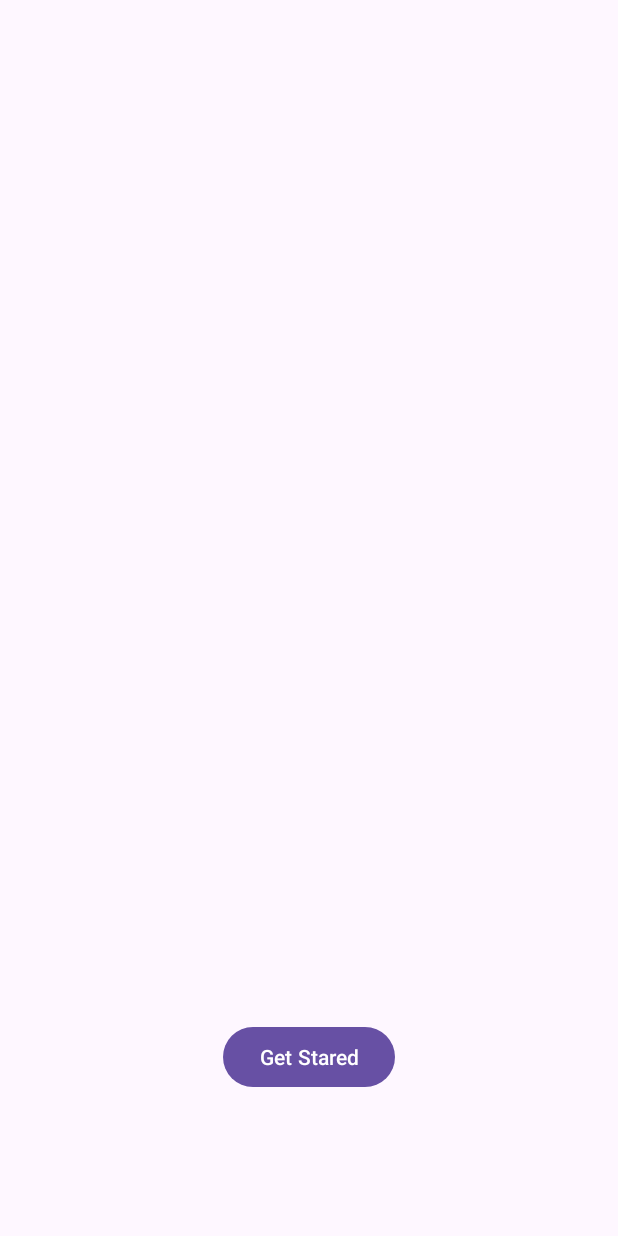
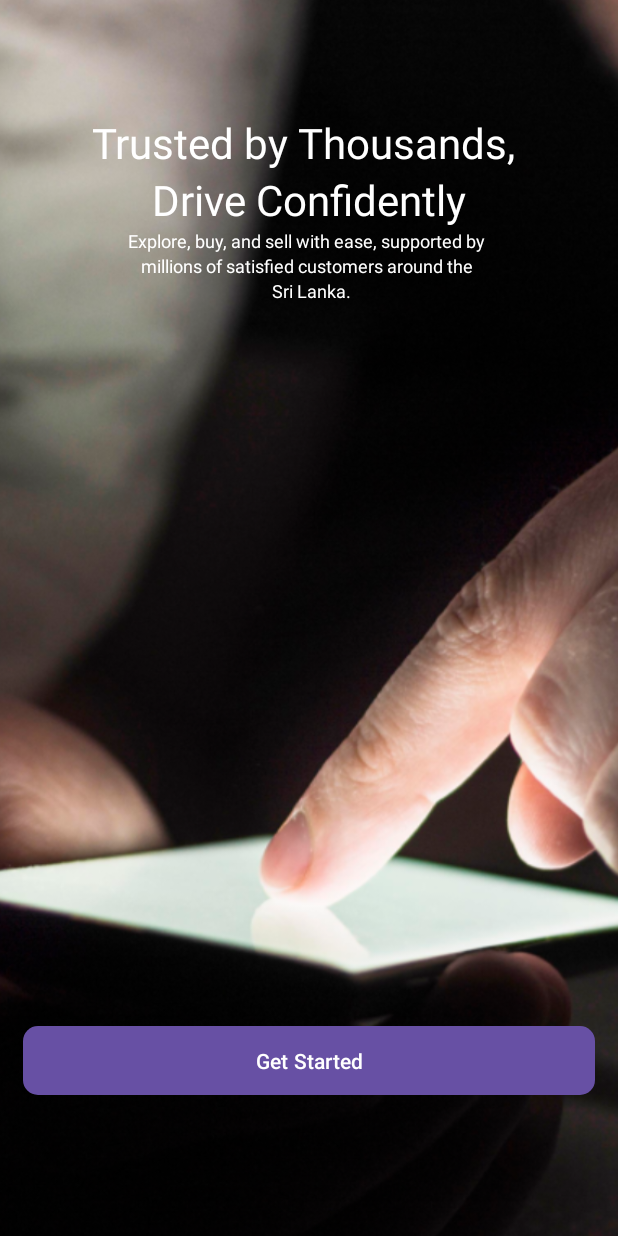
Before and after one commit to Sudharaka200/ScanShield-mobile-app, an Android app: the get_started3 screen opened directly, with no data from a screen before it, on a phone screen of 412 x 824 dp. Run offline under Robolectric (Android 15) with nearby library versions, the phone set to English and light mode, and no system bars.

Commit message:
navigations done - till login

```diff
--- a/app/src/main/java/com/example/scanshield_mobile_app/get_started3.java
+++ b/app/src/main/java/com/example/scanshield_mobile_app/get_started3.java
@@ -7,9 +7,6 @@ import android.widget.Button;
 
 import androidx.activity.EdgeToEdge;
 import androidx.appcompat.app.AppCompatActivity;
-import androidx.core.graphics.Insets;
-import androidx.core.view.ViewCompat;
-import androidx.core.view.WindowInsetsCompat;
 
 public class get_started3 extends AppCompatActivity {
 
@@ -19,11 +16,11 @@ public class get_started3 extends AppCompatActivity {
         EdgeToEdge.enable(this);
         setContentView(R.layout.activity_get_started3);
 
-        Button buttonGetStarted = findViewById(R.id.btnGetSTarted);
+        Button buttonGetStarted = findViewById(R.id.btnNext2);
         buttonGetStarted.setOnClickListener(new View.OnClickListener() {
             @Override
             public void onClick(View view) {
-                Intent geStartedIntent = new Intent(getApplicationContext(), home.class);
+                Intent geStartedIntent = new Intent(getApplicationContext(), login.class);
                 startActivity(geStartedIntent);
             }
         });
--- a/app/src/main/java/com/example/scanshield_mobile_app/get_started_1.java
+++ b/app/src/main/java/com/example/scanshield_mobile_app/get_started_1.java
@@ -4,13 +4,9 @@ import android.content.Intent;
 import android.os.Bundle;
 import android.view.View;
 import android.widget.Button;
-import android.widget.ImageView;
 
 import androidx.activity.EdgeToEdge;
 import androidx.appcompat.app.AppCompatActivity;
-import androidx.core.graphics.Insets;
-import androidx.core.view.ViewCompat;
-import androidx.core.view.WindowInsetsCompat;
 
 public class get_started_1 extends AppCompatActivity {
 
@@ -21,7 +17,7 @@ public class get_started_1 extends AppCompatActivity {
         setContentView(R.layout.activity_get_started1);
 
         //Getstarted Button
-        Button buttonGetstarted =  findViewById(R.id.btnGetSTarted);
+        Button buttonGetstarted =  findViewById(R.id.btnNext2);
         buttonGetstarted.setOnClickListener(new View.OnClickListener() {
             @Override
             public void onClick(View view) {
--- a/app/src/main/res/layout/activity_get_started1.xml
+++ b/app/src/main/res/layout/activity_get_started1.xml
@@ -87,7 +87,7 @@
         app:layout_constraintVertical_bias="0.0" />
 
     <Button
-        android:id="@+id/btnGetSTarted"
+        android:id="@+id/btnNext2"
         android:layout_width="381dp"
         android:layout_height="46dp"
         android:text="Get Stared"
--- a/app/src/main/res/layout/activity_get_started2.xml
+++ b/app/src/main/res/layout/activity_get_started2.xml
@@ -87,10 +87,10 @@
         app:layout_constraintVertical_bias="0.0" />
 
     <Button
-        android:id="@+id/btnGetSTarted"
+        android:id="@+id/btnNext2"
         android:layout_width="381dp"
         android:layout_height="46dp"
-        android:text="Get Stared"
+        android:text="Next"
         android:textColor="#FFF"
         android:background="@drawable/rounded_button"
         android:textAllCaps="false"
--- a/app/src/main/res/layout/activity_get_started3.xml
+++ b/app/src/main/res/layout/activity_get_started3.xml
@@ -5,16 +5,110 @@
     android:id="@+id/main"
     android:layout_width="match_parent"
     android:layout_height="match_parent"
-    tools:context=".get_started3">
+    tools:context=".get_started_1">
 
-    <Button
-        android:id="@+id/btnGetSTarted"
+    <ImageView
+        android:id="@+id/imageView4"
+        android:layout_width="610dp"
+        android:layout_height="924dp"
+        app:layout_constraintBottom_toBottomOf="parent"
+        app:layout_constraintEnd_toEndOf="parent"
+        app:layout_constraintHorizontal_bias="0.502"
+        app:layout_constraintStart_toStartOf="parent"
+        app:layout_constraintTop_toTopOf="parent"
+        app:layout_constraintVertical_bias="0.502"
+        app:srcCompat="@drawable/iphone_16___36" />
+
+    <TextView
+        android:id="@+id/textView"
         android:layout_width="wrap_content"
         android:layout_height="wrap_content"
-        android:text="Get Stared"
+        android:text="Trusted by Thousands, "
+        android:textColor="#FFFFFF"
+        android:textSize="28sp"
+        app:layout_constraintBottom_toBottomOf="parent"
+        app:layout_constraintEnd_toEndOf="parent"
+        app:layout_constraintHorizontal_bias="0.498"
+        app:layout_constraintStart_toStartOf="parent"
+        app:layout_constraintTop_toTopOf="parent"
+        app:layout_constraintVertical_bias="0.097" />
+
+    <TextView
+        android:id="@+id/textView2"
+        android:layout_width="wrap_content"
+        android:layout_height="wrap_content"
+        android:text="Explore, buy, and sell with ease, supported by "
+        android:textColor="#FFFF"
+        android:textSize="12sp"
         app:layout_constraintBottom_toBottomOf="parent"
         app:layout_constraintEnd_toEndOf="parent"
         app:layout_constraintStart_toStartOf="parent"
-        app:layout_constraintTop_toTopOf="parent"
-        app:layout_constraintVertical_bias="0.877" />
+        app:layout_constraintTop_toBottomOf="@+id/textView3"
+        app:layout_constraintVertical_bias="0.0" />
+
+    <TextView
+        android:id="@+id/textView3"
+        android:layout_width="wrap_content"
+        android:layout_height="wrap_content"
+        android:text="Drive Confidently"
+        android:textColor="#FFFFFF"
+        android:textSize="28sp"
+        app:layout_constraintBottom_toBottomOf="parent"
+        app:layout_constraintEnd_toEndOf="parent"
+        app:layout_constraintStart_toStartOf="parent"
+        app:layout_constraintTop_toBottomOf="@+id/textView"
+        app:layout_constraintVertical_bias="0.0" />
+
+    <TextView
+        android:id="@+id/textView4"
+        android:layout_width="wrap_content"
+        android:layout_height="wrap_content"
+        android:text="millions of satisfied customers around the "
+        android:textColor="#FFF"
+        android:textSize="12sp"
+        app:layout_constraintBottom_toBottomOf="parent"
+        app:layout_constraintEnd_toEndOf="parent"
+        app:layout_constraintStart_toStartOf="parent"
+        app:layout_constraintTop_toBottomOf="@+id/textView2"
+        app:layout_constraintVertical_bias="0.0" />
+
+    <TextView
+        android:id="@+id/textView5"
+        android:layout_width="wrap_content"
+        android:layout_height="wrap_content"
+        android:text="Sri Lanka."
+        android:textColor="#FFF"
+        android:textSize="12sp"
+        app:layout_constraintBottom_toBottomOf="parent"
+        app:layout_constraintEnd_toEndOf="parent"
+        app:layout_constraintHorizontal_bias="0.505"
+        app:layout_constraintStart_toStartOf="parent"
+        app:layout_constraintTop_toBottomOf="@+id/textView4"
+        app:layout_constraintVertical_bias="0.0" />
+
+    <Button
+        android:id="@+id/btnNext2"
+        android:layout_width="381dp"
+        android:layout_height="46dp"
+        android:text="Get Started"
+        android:textColor="#FFF"
+        android:background="@drawable/rounded_button"
+        android:textAllCaps="false"
+        app:layout_constraintBottom_toBottomOf="parent"
+        app:layout_constraintEnd_toEndOf="parent"
+        app:layout_constraintStart_toStartOf="parent"
+        app:layout_constraintTop_toBottomOf="@+id/textView5"
+        app:layout_constraintVertical_bias="0.837" />
+
+    <ImageView
+        android:id="@+id/imageView25"
+        android:layout_width="52dp"
+        android:layout_height="7dp"
+        app:layout_constraintBottom_toBottomOf="parent"
+        app:layout_constraintEnd_toEndOf="@+id/btnLogin"
+        app:layout_constraintHorizontal_bias="0.504"
+        app:layout_constraintStart_toStartOf="@+id/btnLogin"
+        app:layout_constraintTop_toBottomOf="@+id/btnLogin"
+        app:layout_constraintVertical_bias="0.15"
+        />
 </androidx.constraintlayout.widget.ConstraintLayout>
```
Also changed, not shown: app/src/main/AndroidManifest.xml (+6 -4 lines), app/src/main/java/com/example/scanshield_mobile_app/get_started2.java (+9 -0 lines), app/src/main/java/com/example/scanshield_mobile_app/login.java (added, +20 -0 lines), app/src/main/res/layout/activity_login.xml (added, +153 -0 lines).
